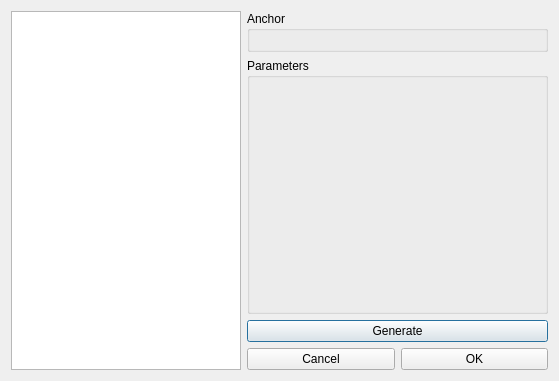
Above: gui/ComponentWizard.ui from RhobanProject/MetabotStudio before the change. Below: the same form after it.
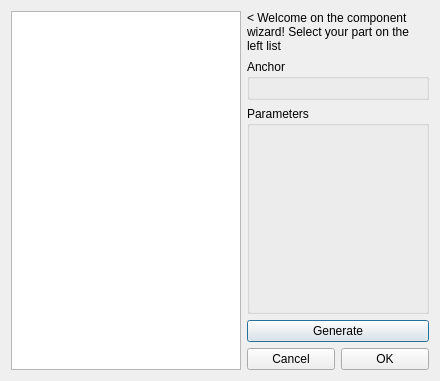
That is the form after the change.

Patch:
```diff
--- a/gui/ComponentWizard.ui
+++ b/gui/ComponentWizard.ui
@@ -6,7 +6,7 @@
    <rect>
     <x>0</x>
     <y>0</y>
-    <width>559</width>
+    <width>440</width>
     <height>381</height>
    </rect>
   </property>
@@ -44,6 +44,16 @@
    </item>
    <item>
     <layout class="QVBoxLayout" name="verticalLayout">
+     <item>
+      <widget class="QLabel" name="welcome">
+       <property name="text">
+        <string>&lt; Welcome on the component wizard! Select your part on the left list</string>
+       </property>
+       <property name="wordWrap">
+        <bool>true</bool>
+       </property>
+      </widget>
+     </item>
      <item>
       <widget class="QGroupBox" name="anchor">
        <property name="sizePolicy">
```
